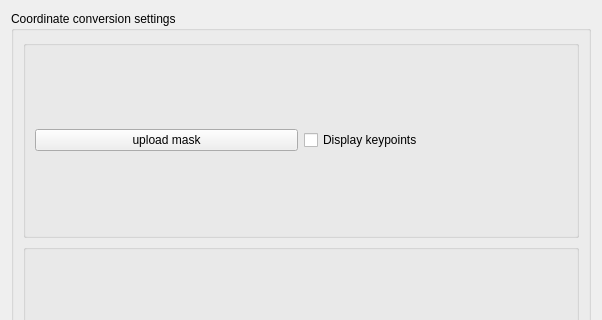
Before: the Qt Designer form plugins/Affine/Affine_settingsWidget.ui in pyIVLS/pyIVLS, drawn with Qt 5; both pictures show x 0 to 602 and y 0 to 320 of the 602 by 465 pixel window.
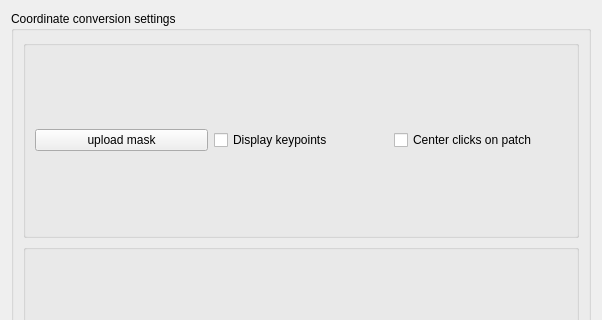
After: the same form once the commit is applied.

Commit message: Enhance Affine plugin with error handling, preprocessing updates, and new GUI checkbox for centering clicks on patch. Added function to center clicks

The edit to the form file:
```diff
--- a/plugins/Affine/Affine_settingsWidget.ui
+++ b/plugins/Affine/Affine_settingsWidget.ui
@@ -46,6 +46,13 @@
            </property>
           </widget>
          </item>
+         <item>
+          <widget class="QCheckBox" name="checkBox">
+           <property name="text">
+            <string>Center clicks on patch</string>
+           </property>
+          </widget>
+         </item>
         </layout>
        </widget>
       </item>
```
The commit also changes 5 other files.
